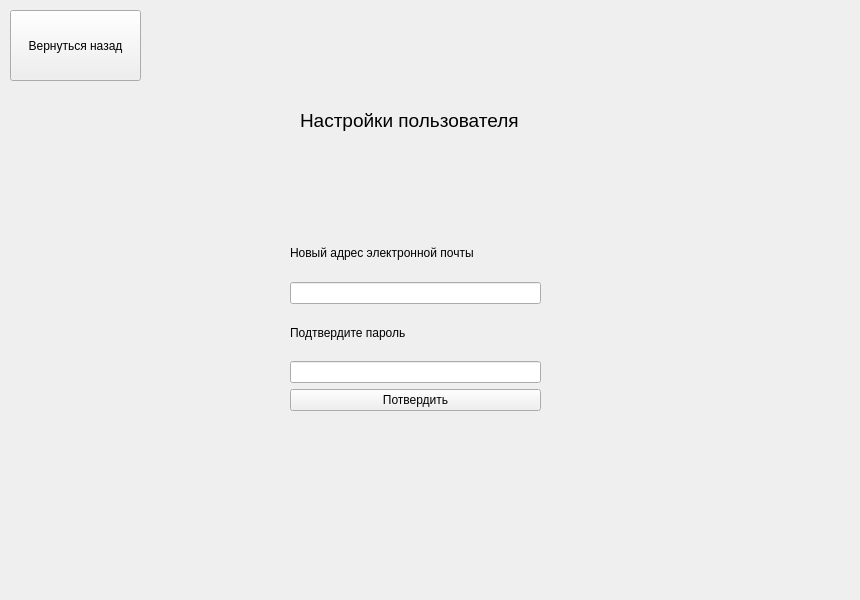
Qt form gui/project/src/settings/emailsettingswindow.ui (cpp-park-vk-education/2023_1_HAC) before a commit.
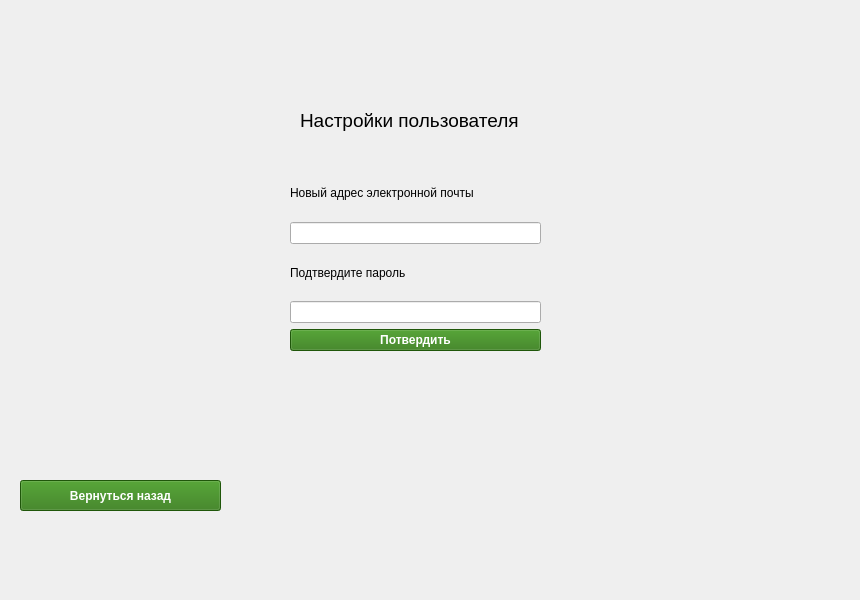
The same form after that commit.

Commit message: Color buttoms

What changed in the file:
```diff
--- a/gui/project/src/settings/emailsettingswindow.ui
+++ b/gui/project/src/settings/emailsettingswindow.ui
@@ -16,12 +16,28 @@
   <widget class="QPushButton" name="btnReturn">
    <property name="geometry">
     <rect>
-     <x>10</x>
-     <y>10</y>
-     <width>131</width>
-     <height>71</height>
+     <x>20</x>
+     <y>480</y>
+     <width>201</width>
+     <height>31</height>
     </rect>
    </property>
+   <property name="font">
+    <font>
+     <weight>75</weight>
+     <bold>true</bold>
+    </font>
+   </property>
+   <property name="styleSheet">
+    <string notr="true">QPushButton {
+    background-color:  rgb(44, 120, 14);
+	color: rgb(255, 255, 255);
+}
+
+QPushButton:pressed {
+    background-color:  rgb(32, 87, 10);
+}</string>
+   </property>
    <property name="text">
     <string>Вернуться назад</string>
    </property>
@@ -30,7 +46,7 @@
    <property name="geometry">
     <rect>
      <x>290</x>
-     <y>230</y>
+     <y>170</y>
      <width>251</width>
      <height>181</height>
     </rect>
@@ -38,6 +54,22 @@
    <layout class="QGridLayout" name="gridLayout_2">
     <item row="6" column="0">
      <widget class="QPushButton" name="btnEnter">
+      <property name="font">
+       <font>
+        <weight>75</weight>
+        <bold>true</bold>
+       </font>
+      </property>
+      <property name="styleSheet">
+       <string notr="true">QPushButton {
+    background-color:  rgb(44, 120, 14);
+	color: rgb(255, 255, 255);
+}
+
+QPushButton:pressed {
+    background-color:  rgb(32, 87, 10);
+}</string>
+      </property>
       <property name="text">
        <string>Потвердить</string>
       </property>
```
The commit also changes 10 other files.
